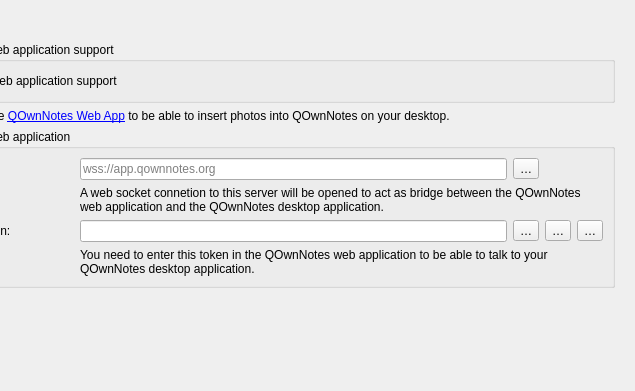
Above: src/dialogs/settingsdialog.ui from pbek/QOwnNotes before the change; both pictures show x 265 to 900 and y 0 to 391 of the 900 by 1083 pixel window. Below: the same form after it.
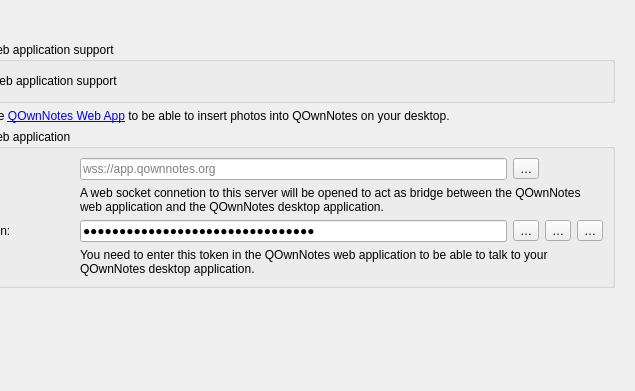
That is the form after the change. Icons and pictures are not drawn. Custom widgets are drawn as their Qt base class.

Diff of the .ui file:
```diff
--- a/src/dialogs/settingsdialog.ui
+++ b/src/dialogs/settingsdialog.ui
@@ -6302,12 +6302,18 @@
                    </item>
                    <item row="2" column="1" colspan="3">
                     <widget class="QLineEdit" name="webAppTokenLineEdit">
+                     <property name="inputMask">
+                      <string notr="true">NNNNNNNNNNNNNNNNNNNNNNNNNNNNNNNN</string>
+                     </property>
+                     <property name="text">
+                      <string/>
+                     </property>
+                     <property name="maxLength">
+                      <number>32</number>
+                     </property>
                      <property name="echoMode">
                       <enum>QLineEdit::Password</enum>
                      </property>
-                     <property name="readOnly">
-                      <bool>true</bool>
-                     </property>
                     </widget>
                    </item>
                    <item row="2" column="5">
```
Left out of the diff: 4 changed lines with no effect on the pictures.
